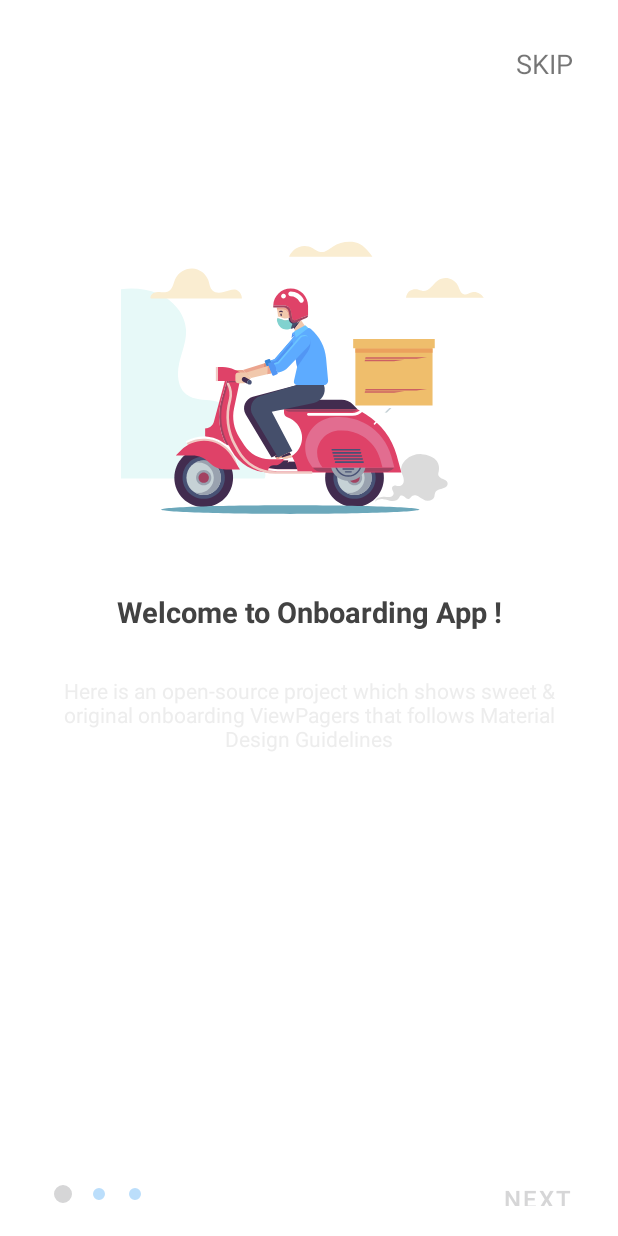
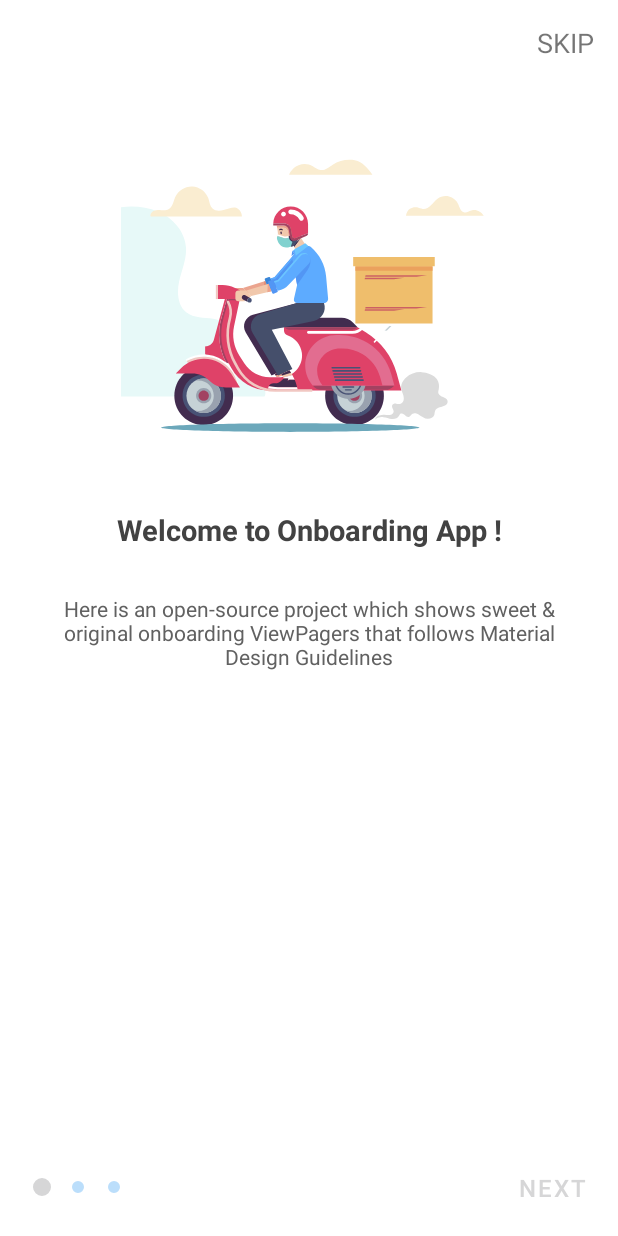
Before and after one commit to Sergiyss/map_testing, an Android app: the screen it shows after launch (StartingWindowsActivity), on a phone screen of 412 x 824 dp. Run offline under Robolectric (Android 15) with nearby library versions, the phone set to English and light mode, and no system bars; our stand-ins replace sdp/ssp sizes.

Commit message:
new code

```diff
--- a/app/src/main/java/com/example/maptesting/StartingWindowsActivity.kt
+++ b/app/src/main/java/com/example/maptesting/StartingWindowsActivity.kt
@@ -2,6 +2,8 @@ package com.example.maptesting
 
 import android.content.Intent
 import android.os.Bundle
+import android.view.animation.Animation
+import android.view.animation.AnimationUtils
 import android.widget.Button
 import android.widget.TextView
 import androidx.appcompat.app.AppCompatActivity
@@ -11,6 +13,7 @@ import com.example.maptesting.adapters.StartingWindowAdapter
 import com.example.maptesting.utils.AnimatooStartingWindow
 import com.google.android.material.tabs.TabLayout
 import com.google.android.material.tabs.TabLayoutMediator
+
 
 class StartingWindowsActivity : AppCompatActivity() {
 
--- a/app/src/main/res/layout/activity_starting_window.xml
+++ b/app/src/main/res/layout/activity_starting_window.xml
@@ -1,65 +1,82 @@
 <?xml version="1.0" encoding="utf-8"?>
-<RelativeLayout xmlns:android="http://schemas.android.com/apk/res/android"
+<androidx.constraintlayout.widget.ConstraintLayout xmlns:android="http://schemas.android.com/apk/res/android"
     xmlns:app="http://schemas.android.com/apk/res-auto"
-    android:id="@+id/rl_create_account"
+    xmlns:tools="http://schemas.android.com/tools"
     android:layout_width="match_parent"
     android:layout_height="match_parent"
+    android:id="@+id/rl_create_account"
     android:background="@color/md_white_1000">
 
     <androidx.appcompat.widget.AppCompatTextView
         android:id="@+id/text_skip"
         android:layout_width="wrap_content"
         android:layout_height="wrap_content"
+        android:layout_alignParentEnd="true"
+        android:layout_marginTop="16dp"
+        android:layout_marginEnd="16dp"
         android:text="@string/skip"
-        app:textAllCaps="true"
         android:textSize="18sp"
-        android:layout_alignParentEnd="true"
-        android:layout_marginTop="30dp"
-        android:layout_marginStart="30dp"
-        android:layout_marginEnd="30dp"/>
+        app:layout_constraintEnd_toEndOf="parent"
+        app:layout_constraintTop_toTopOf="parent"
+        app:textAllCaps="true" />
 
     <androidx.viewpager2.widget.ViewPager2
         android:id="@+id/viewPager"
         android:layout_width="match_parent"
-        android:layout_height="match_parent"
+        android:layout_height="0dp"
+        android:layout_above="@id/bottom_navigation"
+        android:layout_below="@id/text_skip"
         android:clipToPadding="false"
         android:overScrollMode="never"
-        android:layout_below="@id/text_skip"
-        android:layout_above="@id/bottom_navigation" />
+        app:layout_constraintBottom_toTopOf="@+id/bottom_navigation"
+        app:layout_constraintEnd_toEndOf="parent"
+        app:layout_constraintStart_toStartOf="parent"
+        app:layout_constraintTop_toTopOf="parent" />
 
-    <RelativeLayout
+    <androidx.constraintlayout.widget.ConstraintLayout
         android:id="@+id/bottom_navigation"
         android:layout_width="match_parent"
-        android:layout_height="56dp"
+        android:layout_height="65dp"
+        android:layout_alignParentBottom="true"
+        android:background="@color/md_white_1000"
         android:orientation="horizontal"
-        android:background="@color/md_white_1000"
-        android:layout_alignParentBottom="true">
+        app:layout_constraintBottom_toBottomOf="parent"
+        app:layout_constraintEnd_toEndOf="parent"
+        app:layout_constraintStart_toStartOf="parent">
 
         <com.google.android.material.tabs.TabLayout
             android:id="@+id/pageIndicator"
             android:layout_width="wrap_content"
             android:layout_height="wrap_content"
-            app:tabGravity="center"
-            app:tabIndicatorHeight="0dp"
             android:layout_alignParentStart="true"
             android:layout_centerVertical="true"
-            android:layout_margin="30dp"
-            app:tabBackground="@drawable/onboarding_viewpager_selector_blue"/>
+            android:layout_marginStart="16dp"
+            app:layout_constraintBottom_toBottomOf="parent"
+            app:layout_constraintStart_toStartOf="parent"
+            app:layout_constraintTop_toTopOf="parent"
+            app:tabBackground="@drawable/onboarding_viewpager_selector_blue"
+            app:tabGravity="center"
+            app:tabIndicatorHeight="0dp" />
 
 
         <Button
             android:id="@+id/btn_next_step"
             android:layout_width="wrap_content"
             android:layout_height="50dp"
+            android:layout_alignParentTop="true"
+            android:layout_alignParentEnd="true"
+            android:layout_marginTop="8dp"
+            android:layout_marginBottom="8dp"
             android:background="?android:attr/selectableItemBackground"
             android:drawableTint="@color/md_grey_900"
             android:text="@string/next"
+            android:textColor="@color/colorPrimary"
             android:textSize="16sp"
-            android:layout_margin="10dp"
-            android:textColor="@color/colorPrimary"
-            android:layout_alignParentEnd="true"/>
+            app:layout_constraintBottom_toBottomOf="parent"
+            app:layout_constraintEnd_toEndOf="parent"
+            app:layout_constraintTop_toTopOf="parent" />
 
-    </RelativeLayout>
+    </androidx.constraintlayout.widget.ConstraintLayout>
 
 
-</RelativeLayout>
+</androidx.constraintlayout.widget.ConstraintLayout>
--- a/app/src/main/res/layout/fragment_starting_window.xml
+++ b/app/src/main/res/layout/fragment_starting_window.xml
@@ -40,7 +40,7 @@
         android:layout_below="@id/text_onboarding_title"
         android:text="@string/description_onboarding_1"
         android:textSize="14sp"
-        android:textColor="@color/light_grey"
+        android:textColor="@color/md_grey_700"
         android:gravity="center"
         android:layout_marginBottom="30dp"/>
 
```
